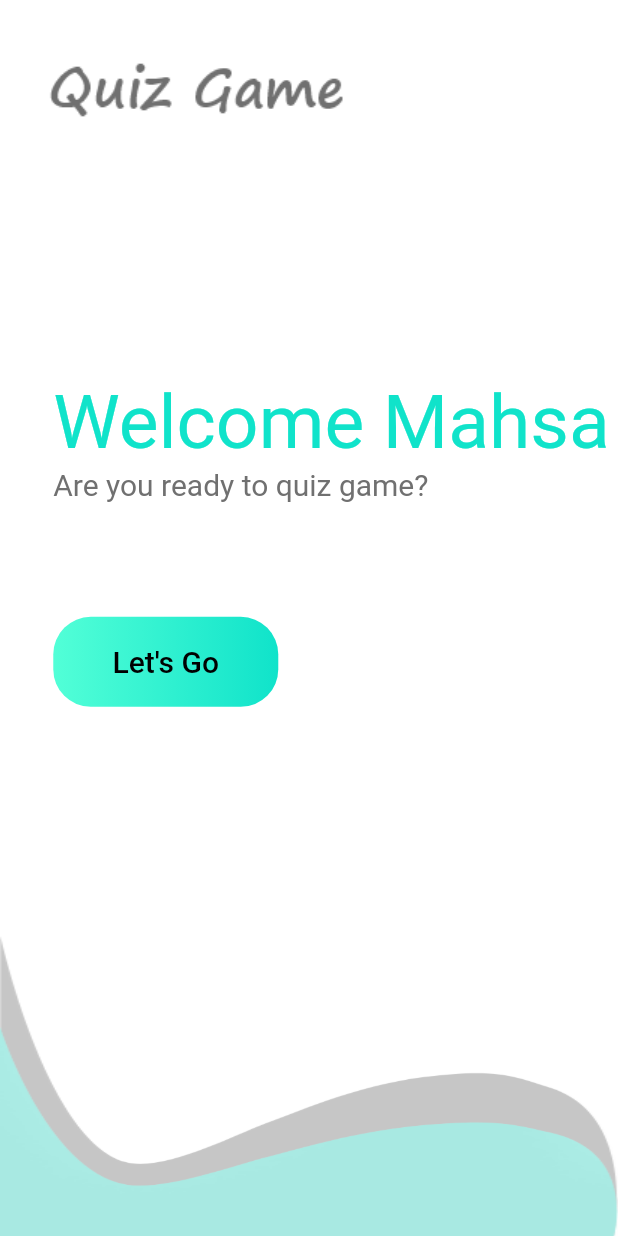
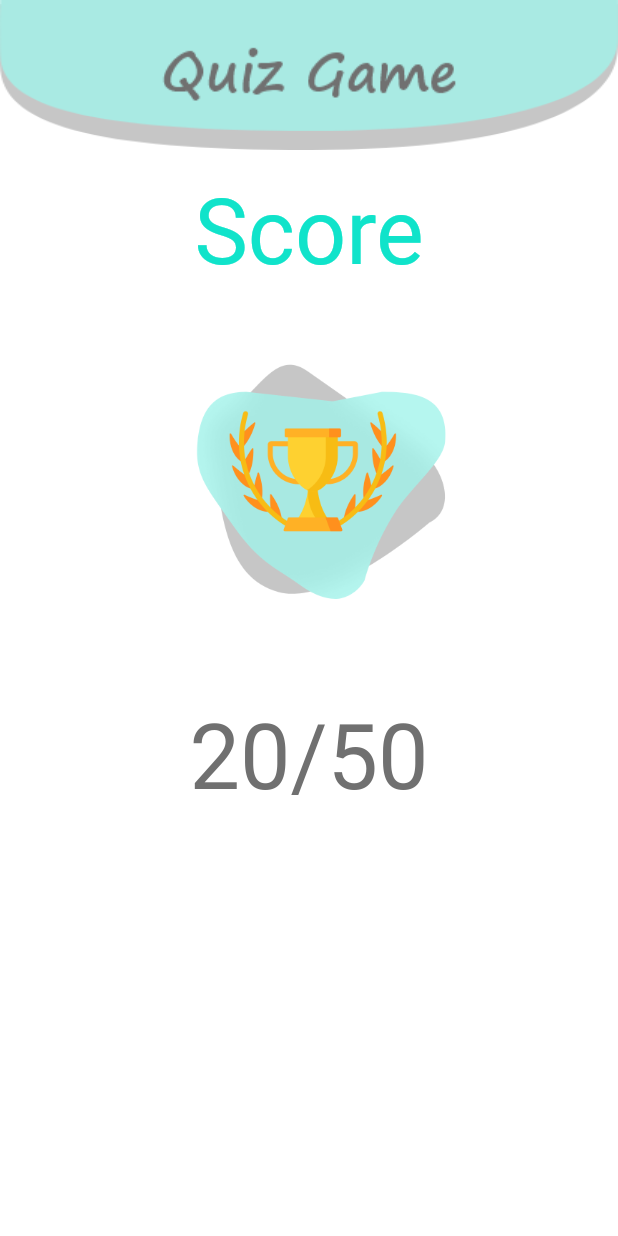
Before and after one commit to mahsak01/Quiz_Game, a Flutter app: the screen it shows after launch, on a phone screen of 412 x 824 dp. Run offline on Flutter 3.47's test engine with Material 2 defaults, Android fonts, the phone set to English and light mode, and no system bars; our stand-ins replace get; missing offline and left inert: dart:html.

Commit message:
add score page of web

```diff
--- a/quizgame_web/lib/main.dart
+++ b/quizgame_web/lib/main.dart
@@ -1,5 +1,6 @@
 import 'package:flutter/material.dart';
 import 'package:quizgame_web/screens/homescreen/HomePage.dart';
+import 'package:quizgame_web/screens/scorescreen/ScorePage.dart';
 import 'package:quizgame_web/screens/welcomescreen/welcome_screen.dart';
 
 void main() {
@@ -12,7 +13,7 @@ class MyApp extends StatelessWidget {
   Widget build(BuildContext context) {
     return MaterialApp(
       title: 'Flutter Demo',
-      home: WelcomeScreen(),
+      home: ScorePage(),
     );
   }
 }
--- /dev/null
+++ b/quizgame_web/lib/screens/scorescreen/ScorePage.dart
@@ -0,0 +1,14 @@
+
+import 'package:flutter/material.dart';
+import 'widgets/score_widgets_max.dart';
+
+import 'widgets/score_widgets_min.dart';
+class ScorePage extends StatelessWidget {
+  @override
+  Widget build(BuildContext context) {
+    if(MediaQuery.of(context).size.width>=800)
+      return ScoreWidgetsMax();
+    else
+      return ScoreWidgetsMin();
+  }
+}
--- /dev/null
+++ b/quizgame_web/lib/screens/scorescreen/widgets/score_widgets_min.dart
@@ -0,0 +1,81 @@
+import 'package:flutter/material.dart';
+
+import '../../../constant.dart';
+
+class ScoreWidgetsMin extends StatefulWidget {
+  @override
+  _ScoreWidgetsMinState createState() => _ScoreWidgetsMinState();
+}
+
+class _ScoreWidgetsMinState extends State<ScoreWidgetsMin> {
+  var controller = TextEditingController();
+  bool click = false;
+
+  @override
+  Widget build(BuildContext context) {
+    return Scaffold(
+      body: Container(
+          color: whiteColor,
+          width: MediaQuery.of(context).size.width,
+          height: MediaQuery.of(context).size.height,
+          child: ListView(
+            children: [
+              SizedBox(
+                height: 100,
+                child: Stack(
+                  alignment: Alignment.topCenter,
+                  children: [
+                    Container(
+                      color: Colors.white,
+                      width: MediaQuery.of(context).size.width,
+                      height: 100,
+                    ),
+                    Image.asset(
+                      "assets/scorepage/top_background_small.png",
+                      width: MediaQuery.of(context).size.width,
+                      height: 100,
+                      fit: BoxFit.fill,
+                    ),
+                    Padding(
+                      padding: const EdgeInsets.only(top: 15),
+                      child: Image.asset("assets/logo_small.png"),
+                    )
+                  ],
+                ),
+              ),
+              Center(
+                  child: Column(
+                crossAxisAlignment: CrossAxisAlignment.center,
+                mainAxisAlignment: MainAxisAlignment.center,
+                children: [
+                  SizedBox(
+                    height: 20,
+                  ),
+                  Text(
+                    "Score",
+                    style: TextStyle(color: greenColor, fontSize: 60),
+                  ),
+                  SizedBox(
+                    height: 40,
+                  ),
+                  SizedBox(
+                    width: MediaQuery.of(context).size.width/2,
+                    child: Center(
+                        child: Image.asset("assets/scorepage/score_image.png")
+                    ),
+                  ),
+                  SizedBox(
+                    height: 40,
+                  ),
+                  Text(
+                    "20/50",
+                    style: TextStyle(color: grayColor, fontSize: 60),
+                  ),
+
+                ],
+              ))
+            ],
+          )),
+    );
+  }
+}
--- a/quizgame_web/pubspec.yaml
+++ b/quizgame_web/pubspec.yaml
@@ -54,6 +54,9 @@ flutter:
      - assets/homepage/top_background_small.png
      - assets/welcomepage/bottom_background_big.png
      - assets/welcomepage/bottom_background_small.png
+     - assets/scorepage/score_image.png
+     - assets/scorepage/top_background_big.png
+     - assets/scorepage/top_background_small.png
   # An image asset can refer to one or more resolution-specific "variants", see
   # https://flutter.dev/assets-and-images/#resolution-aware.
 
```
Also changed, not shown: quizgame_web/lib/screens/scorescreen/widgets/score_widgets_max.dart (added, +81 -0 lines), quizgame_web/assets/scorepage/score_image.png (added), quizgame_web/assets/scorepage/top_background_big.png (added), quizgame_web/assets/scorepage/top_background_small.png (added).
